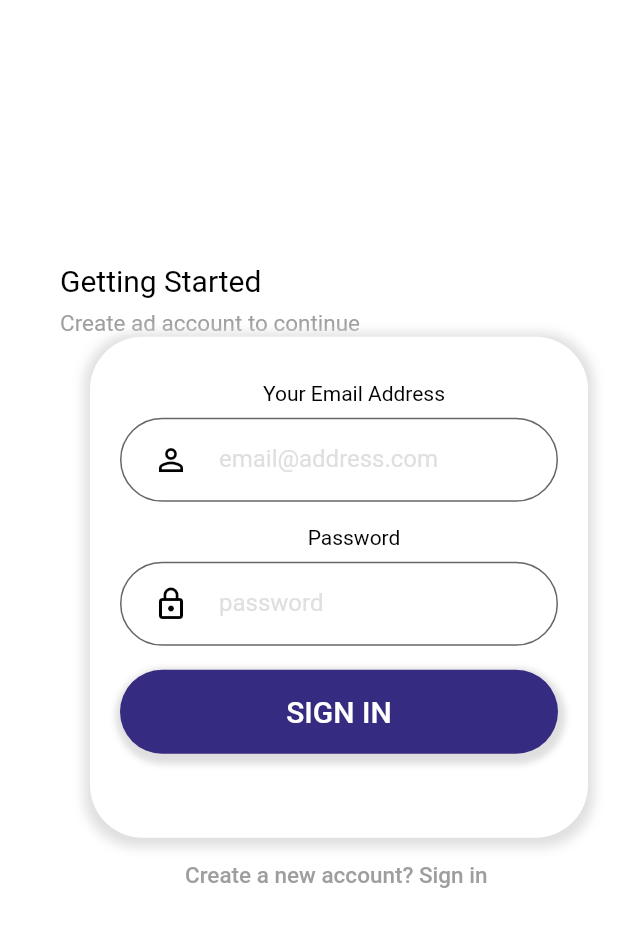
After one commit to DeveloperMalay/shopapp, a Flutter app: the screen it shows after launch, after a tap on "title", on a phone screen of 412 x 824 dp. The commit adds this screen. Shown: the top 927 px of the screen. Run offline on Flutter 3.47's test engine with Material 2 defaults, Android fonts, the phone set to English and light mode, and no system bars; our stand-ins replace cached_network_image, firebase_core; missing offline and left inert: flutter_stripe; accounts and stored records are empty; network calls fail.

Commit message:
Ui of the app almost completed

```diff
--- a/lib/components/custom_button.dart
+++ b/lib/components/custom_button.dart
@@ -2,6 +2,7 @@ import 'package:flutter/cupertino.dart';
 import 'package:flutter/material.dart';
 import 'package:flutter/src/foundation/key.dart';
 import 'package:flutter/src/widgets/framework.dart';
+import 'package:shopapp/components/loader.dart';
 import 'package:shopapp/utils/custom_theme.dart';
 
 class CustomButton extends StatelessWidget {
@@ -28,7 +29,7 @@ class CustomButton extends StatelessWidget {
           onPressed: loading ? null : onPress,
           child: Center(
             child: loading
-                ? const Text('loading')
+                ? const Loader()
                 : Text(
                     text,
                     style: const TextStyle(
--- /dev/null
+++ b/lib/components/custom_text_input.dart
@@ -0,0 +1,63 @@
+import 'package:flutter/cupertino.dart';
+import 'package:flutter/material.dart';
+import 'package:flutter/src/foundation/key.dart';
+import 'package:flutter/src/widgets/framework.dart';
+import 'package:shopapp/utils/custom_theme.dart';
+
+class CustomTextInput extends StatelessWidget {
+  const CustomTextInput(
+      {Key? key,
+      required this.label,
+      required this.placeholder,
+      required this.icon,
+      required this.textEditingController,
+      required this.password})
+      : super(key: key);
+
+  final String label;
+  final String placeholder;
+  final IconData icon;
+  final TextEditingController textEditingController;
+  final bool password;
+
+  @override
+  Widget build(BuildContext context) {
+    return Container(
+      padding: const EdgeInsets.only(bottom: 16),
+      child: Column(children: [
+        Padding(
+          padding: const EdgeInsets.only(left: 20.0, bottom: 8.0),
+          child: Text(
+            label,
+            style: const TextStyle(color: Colors.black, fontSize: 14),
+          ),
+        ),
+        SizedBox(
+          height: 56,
+          child: TextField(
+            controller: textEditingController,
+            obscureText: !password,
+            enableSuggestions: !password,
+            autocorrect: !password,
+            decoration: InputDecoration(
+              prefixIcon: Padding(
+                padding: const EdgeInsetsDirectional.only(start: 22, end: 20),
+                child: Icon(
+                  icon,
+                  color: Colors.black,
+                  size: 24,
+                ),
+              ),
+              border: const OutlineInputBorder(
+                  borderRadius: BorderRadius.all(Radius.circular(35))),
+              filled: true,
+              hintStyle: const TextStyle(color: CustomTheme.grey),
+              hintText: placeholder,
+              fillColor: Colors.white,
+            ),
+          ),
+        )
+      ]),
+    );
+  }
+}
--- a/lib/components/grid_card.dart
+++ b/lib/components/grid_card.dart
@@ -17,11 +17,7 @@ class GridCard extends StatelessWidget {
       margin: index % 2 == 0
           ? const EdgeInsets.only(left: 22)
           : const EdgeInsets.only(right: 22),
-      decoration: BoxDecoration(
-        color: Colors.white,
-        borderRadius: BorderRadius.circular(35),
-        boxShadow: CustomTheme.cardShadow,
-      ),
+      decoration: CustomTheme.getCardDecoration(),
       child: GestureDetector(
         onTap: onPress,
         child: ClipRRect(
--- a/lib/components/loader.dart
+++ b/lib/components/loader.dart
@@ -1,7 +1,4 @@
-import 'package:flutter/cupertino.dart';
 import 'package:flutter/material.dart';
-import 'package:flutter/src/foundation/key.dart';
-import 'package:flutter/src/widgets/framework.dart';
 
 class Loader extends StatelessWidget {
   const Loader({Key? key, this.scale = 1}) : super(key: key);
--- a/lib/screens/home.dart
+++ b/lib/screens/home.dart
@@ -1,5 +1,8 @@
 import 'package:flutter/cupertino.dart';
+import 'package:flutter/material.dart';
 import 'package:shopapp/components/grid_card.dart';
+import 'package:shopapp/screens/login.dart';
+import 'package:shopapp/screens/product_screen.dart';
 
 class HomeScreen extends StatefulWidget {
   const HomeScreen({Key? key}) : super(key: key);
@@ -12,6 +15,11 @@ class _HomeScreenState extends State<HomeScreen> {
   final data = ["1", "2"];
   @override
   Widget build(BuildContext context) {
+    onCardPress() {
+      Navigator.push(context,
+          MaterialPageRoute(builder: (context) => const LoginScreen()));
+    }
+
     return Container(
       margin: const EdgeInsets.symmetric(vertical: 5),
       padding: const EdgeInsets.symmetric(vertical: 20),
@@ -25,7 +33,7 @@ class _HomeScreenState extends State<HomeScreen> {
         itemBuilder: (BuildContext context, int index) {
           return GridCard(
             index: index,
-            onPress: () {},
+            onPress: onCardPress,
           );
         },
       ),
--- /dev/null
+++ b/lib/screens/login.dart
@@ -0,0 +1,140 @@
+import 'package:flutter/cupertino.dart';
+import 'package:flutter/foundation.dart';
+import 'package:flutter/material.dart';
+import 'package:flutter/src/foundation/key.dart';
+import 'package:flutter/src/widgets/framework.dart';
+import 'package:shopapp/components/custom_button.dart';
+import 'package:shopapp/components/custom_text_input.dart';
+import 'package:shopapp/utils/custom_theme.dart';
+import 'package:shopapp/utils/login_data.dart';
+
+class LoginScreen extends StatefulWidget {
+  const LoginScreen({Key? key}) : super(key: key);
+
+  @override
+  State<LoginScreen> createState() => _LoginScreenState();
+}
+
+class _LoginScreenState extends State<LoginScreen> {
+  final TextEditingController _emailController = TextEditingController();
+  final TextEditingController _passwordController = TextEditingController();
+  bool _loadingButton = false;
+  late Map<String, String> data = {
+    "heading": "Getting Started",
+    "subHeading": "Create ad account to continue",
+    "label": "SIGN IN",
+    "footer": "Create a new account? Sign in "
+  };
+
+  _loginScreenState() {
+    data = LoginData.signIn;
+  }
+
+  void switchLogin() {
+    setState(() {
+      if (mapEquals(data, LoginData.signUp)) {
+        data = LoginData.signIn;
+      } else {
+        data = LoginData.signUp;
+      }
+    });
+  }
+
+  void loginButtonPressed() {}
+  @override
+  Widget build(BuildContext context) {
+    return Scaffold(
+      backgroundColor: Colors.white,
+      resizeToAvoidBottomInset: false,
+      body: SafeArea(
+        child: Padding(
+          padding: const EdgeInsets.only(left: 40, bottom: 40),
+          child: Column(
+            mainAxisAlignment: MainAxisAlignment.center,
+            crossAxisAlignment: CrossAxisAlignment.start,
+            children: [
+              Column(
+                crossAxisAlignment: CrossAxisAlignment.start,
+                mainAxisAlignment: MainAxisAlignment.end,
+                children: [
+                  Padding(
+                    padding: const EdgeInsets.only(bottom: 8.0),
+                    child: Text(
+                      data["heading"] as String,
+                      style: const TextStyle(
+                        color: Colors.black,
+                        fontSize: 20,
+                      ),
+                    ),
+                  ),
+                ],
+              ),
+              Text(
+                data["subHeading"] as String,
+                style: const TextStyle(
+                  color: Colors.grey,
+                  fontSize: 15,
+                ),
+              ),
+              model(data, _emailController, _passwordController),
+              Row(
+                mainAxisAlignment: MainAxisAlignment.center,
+                children: [
+                  SizedBox(
+                    height: 50,
+                    child: TextButton(
+                      onPressed: switchLogin,
+                      child: Text(
+                        data["footer"] as String,
+                        style: const TextStyle(
+                          color: Colors.grey,
+                          fontSize: 15,
+                        ),
+                      ),
+                    ),
+                  ),
+                ],
+              )
+            ],
+          ),
+        ),
+      ),
+    );
+  }
+
+  model(
+    Map<String, String> data,
+    TextEditingController _emailController,
+    TextEditingController _passwordController,
+  ) {
+    return Container(
+      margin: const EdgeInsets.symmetric(horizontal: 20),
+      padding: const EdgeInsets.only(right: 20, left: 20, top: 30, bottom: 56),
+      decoration: CustomTheme.getCardDecoration(),
+      child: Column(
+        crossAxisAlignment: CrossAxisAlignment.start,
+        children: [
+          CustomTextInput(
+            label: "Your Email Address",
+            placeholder: "email@address.com",
+            icon: Icons.person_outline,
+            textEditingController: _emailController,
+            password: false,
+          ),
+          CustomTextInput(
+            label: "Password",
+            placeholder: "password",
+            icon: Icons.lock_outline,
+            textEditingController: _passwordController,
+            password: true,
+          ),
+          CustomButton(
+            text: data['label'].toString(),
+            onPress: loginButtonPressed,
+            loading: _loadingButton,
+          )
+        ],
+      ),
+    );
+  }
+}
--- a/lib/utils/custom_theme.dart
+++ b/lib/utils/custom_theme.dart
@@ -20,6 +20,15 @@ class CustomTheme {
       offset: Offset(1, 3),
     ),
   ];
+
+  static getCardDecoration() {
+    return BoxDecoration(
+      color: Colors.white,
+      borderRadius: BorderRadius.circular(35),
+      boxShadow: cardShadow,
+    );
+  }
+
   static ThemeData getTheme() {
     Map<String, double> fontsize = {
       "sm": 14,
--- /dev/null
+++ b/lib/utils/login_data.dart
@@ -0,0 +1,14 @@
+class LoginData {
+  static Map<String, String> signIn = {
+    "heading": "Getting Started",
+    "subHeading": "Create ad account to continue",
+    "label": "SIGN IN",
+    "footer": "Create a new account? Sign in "
+  };
+  static Map<String, String> signUp = {
+    "heading": "Welcome Back !",
+    "subHeading": "Use your account email and password",
+    "label": "SIGN UP",
+    "footer": "Already have an account? Sign up "
+  };
+}
```
Also changed, not shown: lib/components/list_card.dart (added, +81 -0 lines), lib/screens/checkout.dart (+61 -3 lines), lib/screens/product_screen.dart (added, +151 -0 lines).
